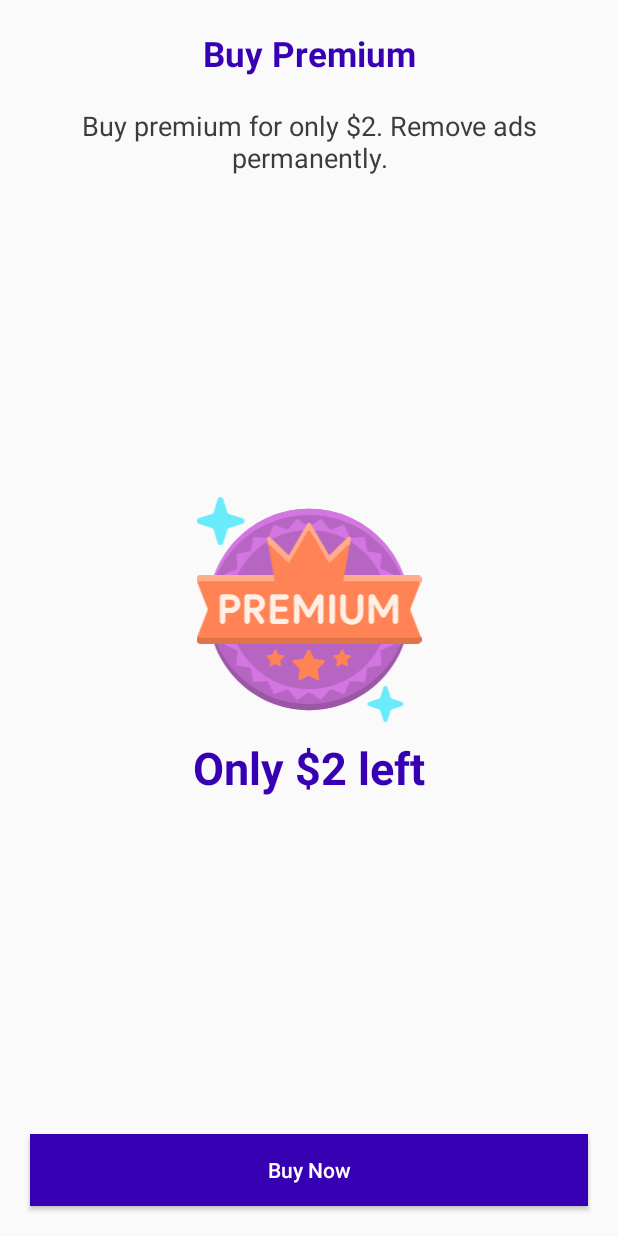
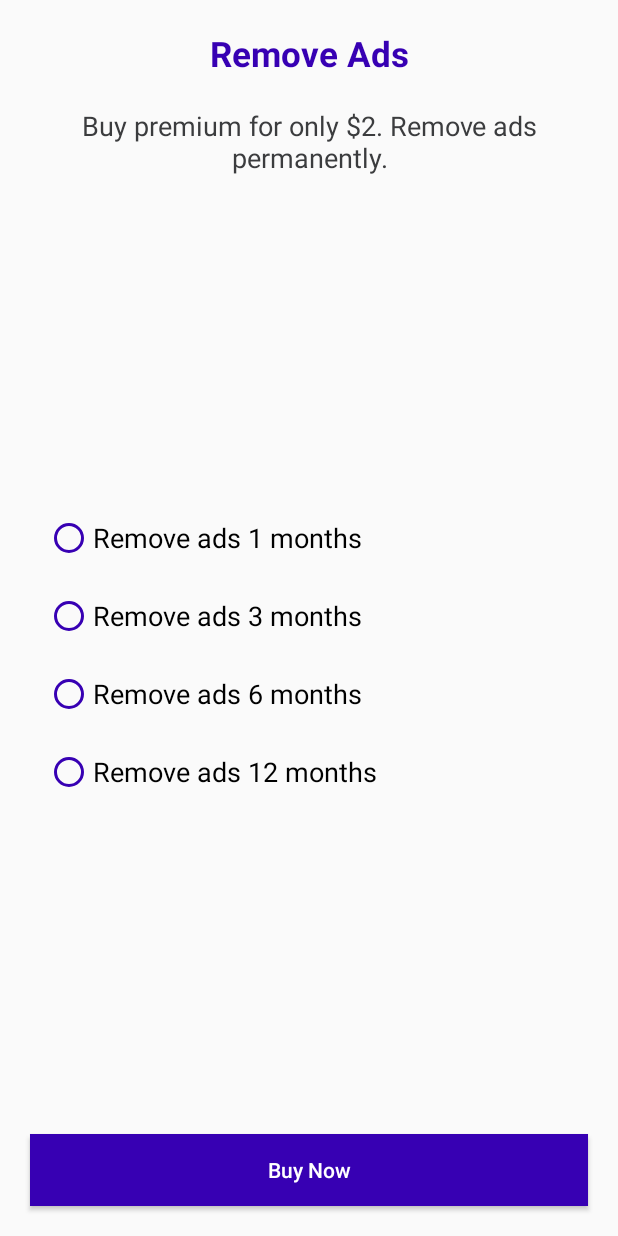
Before and after one commit to NguyenLamMS/Mh-Billing, an Android app: the layout activity_mh_billing.xml on its own in the app's theme, with its tools: preview values and no code run, on a phone screen of 412 x 824 dp. Run offline under Robolectric (Android 15) with nearby library versions, the phone set to English and light mode, and no system bars.

Commit message:
update véion

```diff
--- a/mhBilling/src/main/res/drawable/border_radius.xml
+++ b/mhBilling/src/main/res/drawable/border_radius.xml
@@ -1,5 +1,5 @@
 <?xml version="1.0" encoding="utf-8"?>
 <shape xmlns:android="http://schemas.android.com/apk/res/android" >
-    <corners android:radius="5dp"/>
+    <corners android:radius="15dp"/>
     <solid android:color="#FFFFFF"/>
 </shape>
--- /dev/null
+++ b/mhBilling/src/main/res/drawable/ic_baseline_calendar_today_24.xml
@@ -0,0 +1,5 @@
+<vector android:height="24dp" android:tint="#46CCCF"
+    android:viewportHeight="24" android:viewportWidth="24"
+    android:width="24dp" xmlns:android="http://schemas.android.com/apk/res/android">
+    <path android:fillColor="@android:color/white" android:pathData="M20,3h-1L19,1h-2v2L7,3L7,1L5,1v2L4,3c-1.1,0 -2,0.9 -2,2v16c0,1.1 0.9,2 2,2h16c1.1,0 2,-0.9 2,-2L22,5c0,-1.1 -0.9,-2 -2,-2zM20,21L4,21L4,8h16v13z"/>
+</vector>
--- a/mhBilling/src/main/res/layout/activity_mh_billing.xml
+++ b/mhBilling/src/main/res/layout/activity_mh_billing.xml
@@ -10,7 +10,7 @@
     <TextView
         android:layout_marginTop="20dp"
         android:id="@+id/hearder"
-        android:text="Buy Premium"
+        android:text="Remove Ads"
         android:textStyle="bold"
         android:textSize="23dp"
         android:textColor="@color/colorPrimaryDark"
@@ -32,7 +32,8 @@
             android:gravity="center"
             android:layout_width="match_parent"
             android:layout_height="wrap_content"/>
-   <RelativeLayout
+   <LinearLayout
+       android:orientation="vertical"
        android:layout_margin="20dp"
        android:id="@+id/sale"
        app:layout_constraintTop_toBottomOf="@+id/content"
@@ -41,24 +42,45 @@
        app:layout_constraintStart_toStartOf="parent"
        android:layout_width="match_parent"
        android:layout_height="wrap_content">
-       <ImageView
-           android:id="@+id/imgSale"
-           android:src="@drawable/ic_premium"
-           android:layout_width="match_parent"
-           android:layout_height="150dp"/>
-       <TextView
-           android:layout_margin="10dp"
-           android:layout_below="@+id/imgSale"
-           android:layout_centerInParent="true"
-           android:id="@+id/txtsale"
-           android:textStyle="bold"
-           android:textColor="@color/colorPrimaryDark"
-           android:text="Only $2 left"
-           android:textSize="30dp"
-           android:gravity="center"
-           android:layout_width="match_parent"
-           android:layout_height="wrap_content"/>
-   </RelativeLayout>
+        <RadioGroup
+            android:layout_width="match_parent"
+            android:layout_height="wrap_content">
+                <RadioButton
+                    android:id="@+id/oneMonths"
+                    android:buttonTint="@color/colorPrimaryDark"
+                    android:drawablePadding="20dp"
+                    android:layout_margin="10dp"
+                    android:textSize="18dp"
+                    android:text="Remove ads 1 months"
+                    android:layout_width="wrap_content"
+                    style="@style/mhBilling"
+                    android:layout_height="wrap_content"/>
+                <RadioButton
+                    android:id="@+id/threeMonths"
+                    android:buttonTint="@color/colorPrimaryDark"
+                    android:layout_margin="10dp"
+                    android:textSize="18dp"
+                    android:text="Remove ads 3 months"
+                    android:layout_width="wrap_content"
+                    android:layout_height="wrap_content"/>
+                <RadioButton
+                    android:id="@+id/sixMonths"
+                    android:buttonTint="@color/colorPrimaryDark"
+                    android:layout_margin="10dp"
+                    android:textSize="18dp"
+                    android:text="Remove ads 6 months"
+                    android:layout_width="wrap_content"
+                    android:layout_height="wrap_content"/>
+                <RadioButton
+                    android:id="@+id/twelveMonths"
+                    android:buttonTint="@color/colorPrimaryDark"
+                    android:layout_margin="10dp"
+                    android:textSize="18dp"
+                    android:text="Remove ads 12 months"
+                    android:layout_width="wrap_content"
+                    android:layout_height="wrap_content"/>
+        </RadioGroup>
+   </LinearLayout>
     <Button
         android:textAllCaps="false"
         android:id="@+id/btnBuy"
```
Also changed, not shown: app/src/main/java/com/minhhoang/mhbilling/MainActivity.java (+7 -2 lines), mhBilling/src/main/java/com/minhhoang/mhbilling/Billing.java (+38 -27 lines), mhBilling/src/main/java/com/minhhoang/mhbilling/BillingActivity.java (+36 -9 lines).
